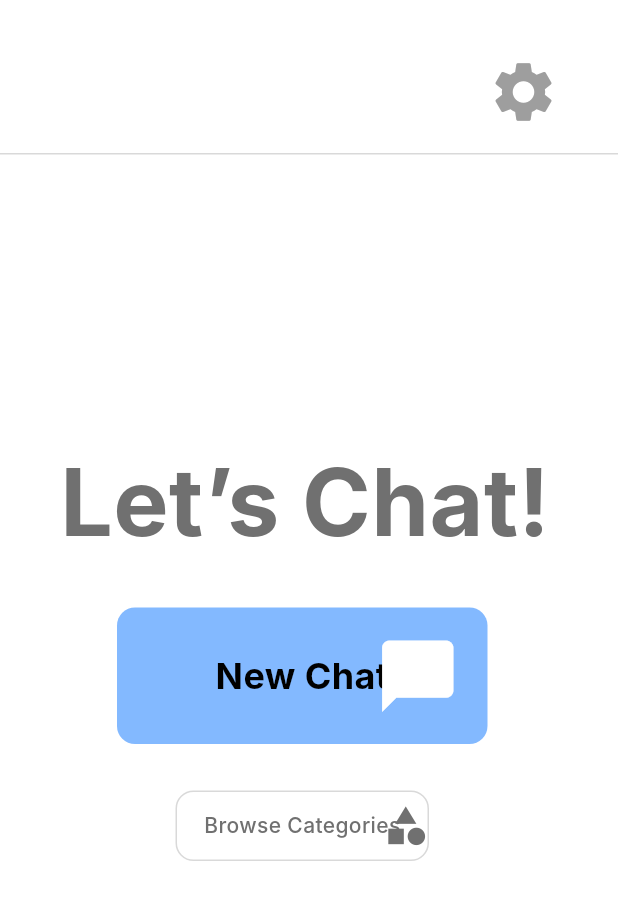
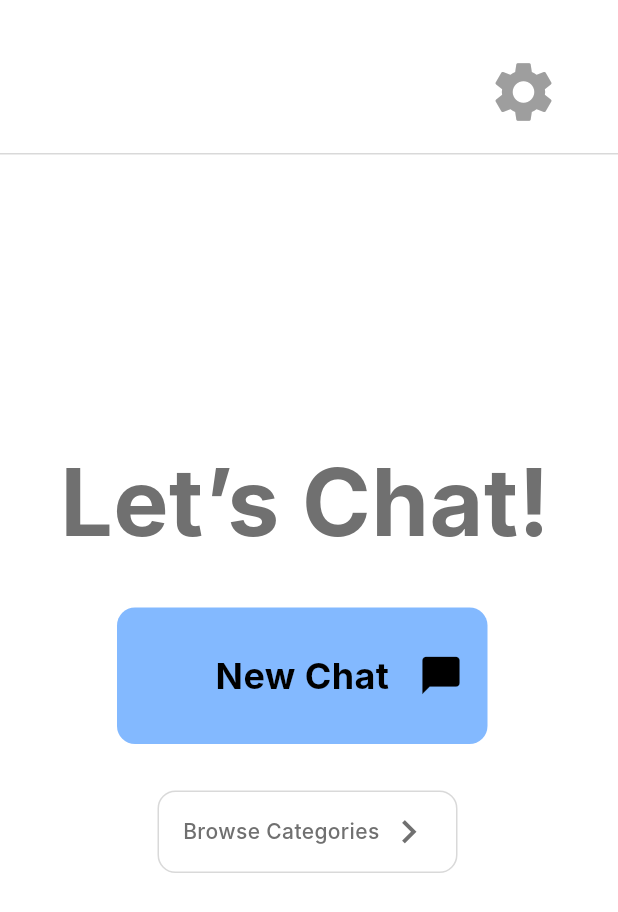
Before and after one commit to ParkerWilliams1/gemo, a Flutter app: the HomeScreen screen opened directly, on a phone screen of 412 x 824 dp. Shown: the top 912 px of the screen. Run offline on Flutter 3.47's test engine with Material 3 defaults, Android fonts, the phone set to English and light mode, and no system bars; Roboto replaces fonts that are missing (Inter).

Commit message:
updated home screen icons

```diff
--- a/lib/screens/screen_home.dart
+++ b/lib/screens/screen_home.dart
@@ -54,21 +54,25 @@ class HomeScreen extends StatelessWidget {
               ),
             ),
             Positioned(
-              left: 117,
+              left: 105, // Adjusted for centering
               top: 527,
               child: GestureDetector(
                 onTap: () {
                   print("Browse Categories Clicked");
                 },
                 child: Container(
-                  width: 169,
-                  height: 47,
+                  width: 200, // Increased width
+                  height: 55, // Slightly increased height
                   decoration: BoxDecoration(
                     color: Colors.white,
                     border: Border.all(width: 1, color: const Color(0xFFD9D9D9)),
                     borderRadius: BorderRadius.circular(12),
                   ),
-                  child: const Center(
+                  child: const Row(
+                    mainAxisAlignment: MainAxisAlignment.spaceBetween,
+                    children: [
+                      Padding(
+                        padding: EdgeInsets.only(left: 16), // Added padding
                         child: Text(
                           'Browse Categories',
                           style: TextStyle(
@@ -79,18 +83,19 @@ class HomeScreen extends StatelessWidget {
                           ),
                         ),
                       ),
+                      Padding(
+                        padding: EdgeInsets.only(right: 16), // Added padding
+                        child: Icon(Icons.chevron_right, size: 31, color: Color(0xFF707070)),
+                      ),
+                    ],
+                  ),
                 ),
               ),
             ),
             const Positioned(
-              left: 250,
-              top: 422,
-              child: Icon(Icons.chat_bubble, size: 57, color: Colors.white),
-            ),
-            const Positioned(
-              left: 255,
-              top: 535,
-              child: Icon(Icons.category, size: 31, color: Color(0xFF707070)),
+              left: 78 + 247 - 30 - 16, // Adjusted positioning
+              top: 405 + (91 - 30) / 2, // Centered with text
+              child: Icon(Icons.chat_bubble, size: 30, color: Colors.black),
             ),
             Positioned(
               left: -36,
```
Lines whose indentation alone changed are shown as unchanged.
